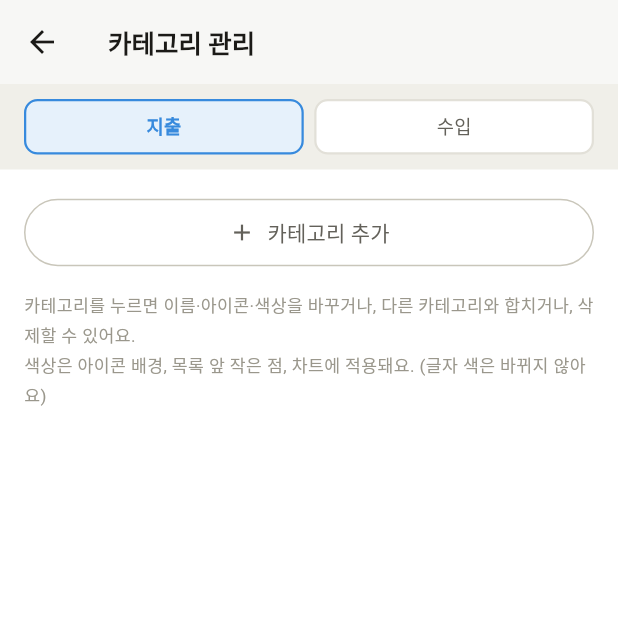
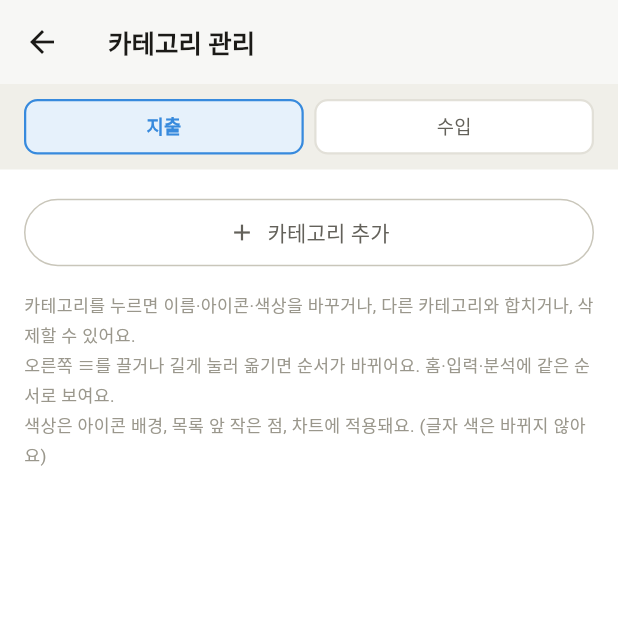
Before and after one commit to Kal-Moon/Budget-book-application, a Flutter app: the CategoryManageScreen screen opened directly, on a phone screen of 412 x 824 dp, the top half of it. Run offline on Flutter 3.47's test engine with Material 3 defaults, Android fonts, the phone set to English and light mode, and no system bars; our stand-ins replace csv, drift, drift_flutter, file_picker, fl_chart, flutter_riverpod and 5 more; missing offline and left inert: cp949_codec, excel; accounts and stored records are empty; generated files the repository leaves out were written again.

Commit message:
Reorder categories by dragging in category management
Co-Authored-By: Claude Opus 5.5 <noreply@anthropic.com>
Claude-Session: https://claude.ai/code/session_018FrQUJ6WiY1Adb4xTWdXAQ

```diff
--- a/lib/ui/categories/category_manage_screen.dart
+++ b/lib/ui/categories/category_manage_screen.dart
@@ -244,10 +244,31 @@ class _CategoryManageScreenState extends ConsumerState<CategoryManageScreen> {
     );
   }
 
+  /// 끌어서 옮기는 동안 DB가 바뀌기 전까지 보여줄 순서.
+  List<Category>? _pendingOrder;
+
+  Future<void> _reorder(List<Category> cats, int from, int to) async {
+    final list = [...cats];
+    final moved = list.removeAt(from);
+    list.insert(to, moved);
+    setState(() => _pendingOrder = list);
+    await ref.read(databaseProvider).reorderCategories([
+      for (final c in list) c.id,
+    ]);
+  }
+
   @override
   Widget build(BuildContext context) {
     final c = context.colors;
-    final cats = ref.watch(categoriesProvider(_kind)).value ?? const [];
+    final stored = ref.watch(categoriesProvider(_kind)).value ?? const [];
+    final pending = _pendingOrder;
+    final cats =
+        pending != null &&
+            pending.every((p) => p.kind == _kind) &&
+            pending.length == stored.length &&
+            !_sameOrder(pending, stored)
+        ? pending
+        : stored;
     final monthKey = ref.watch(currentMonthKeyProvider);
     final budget = ref.watch(monthBudgetProvider(monthKey)).value;
     final showBudget =
@@ -276,11 +297,17 @@ class _CategoryManageScreenState extends ConsumerState<CategoryManageScreen> {
             ),
           ),
           Expanded(
-            child: ListView(
+            child: ReorderableListView.builder(
               padding: const EdgeInsets.fromLTRB(16, 14, 16, 24),
-              children: [
-                for (final cat in cats)
-                  Padding(
+              buildDefaultDragHandles: false,
+              itemCount: cats.length,
+              onReorderItem: (from, to) => _reorder(cats, from, to),
+              itemBuilder: (context, i) {
+                final cat = cats[i];
+                return ReorderableDelayedDragStartListener(
+                  key: ValueKey('cat-${cat.id}'),
+                  index: i,
+                  child: Padding(
                     padding: const EdgeInsets.only(bottom: 8),
                     child: Material(
                       color: c.surface2,
@@ -340,12 +367,28 @@ class _CategoryManageScreenState extends ConsumerState<CategoryManageScreen> {
                                   ),
                                 ),
                               Icon(Icons.chevron_right, color: c.textMuted),
+                              ReorderableDragStartListener(
+                                index: i,
+                                child: Padding(
+                                  padding: const EdgeInsets.only(left: 6),
+                                  child: Icon(
+                                    Icons.drag_handle,
+                                    key: ValueKey('drag-${cat.id}'),
+                                    color: c.textMuted,
+                                  ),
+                                ),
+                              ),
                             ],
                           ),
                         ),
                       ),
                     ),
                   ),
+                );
+              },
+              footer: Column(
+                crossAxisAlignment: CrossAxisAlignment.stretch,
+                children: [
                   const SizedBox(height: 4),
                   OutlinedButton.icon(
                     onPressed: () => _add(cats),
@@ -360,6 +403,7 @@ class _CategoryManageScreenState extends ConsumerState<CategoryManageScreen> {
                   const SizedBox(height: 14),
                   Text(
                     '카테고리를 누르면 이름·아이콘·색상을 바꾸거나, 다른 카테고리와 합치거나, 삭제할 수 있어요.\n'
+                    '오른쪽 ≡를 끌거나 길게 눌러 옮기면 순서가 바뀌어요. 홈·입력·분석에 같은 순서로 보여요.\n'
                     '색상은 아이콘 배경, 목록 앞 작은 점, 차트에 적용돼요. (글자 색은 바뀌지 않아요)'
                     '${_kind == EntryKind.expense && !showBudget ? '\n카테고리별 예산은 예산 방식이 "항목별로 정하기"일 때 정할 수 있어요.' : ''}',
                     style: TextStyle(
@@ -371,11 +415,16 @@ class _CategoryManageScreenState extends ConsumerState<CategoryManageScreen> {
                 ],
               ),
             ),
+          ),
         ],
       ),
     );
   }
 }
+
+bool _sameOrder(List<Category> a, List<Category> b) =>
+    a.length == b.length &&
+    [for (var i = 0; i < a.length; i++) a[i].id == b[i].id].every((x) => x);
 
 class _TabChip extends StatelessWidget {
   const _TabChip({
```
Also changed, not shown: lib/data/database.dart (+9 -0 lines), 1 other file. Lines whose indentation alone changed are shown as unchanged.
